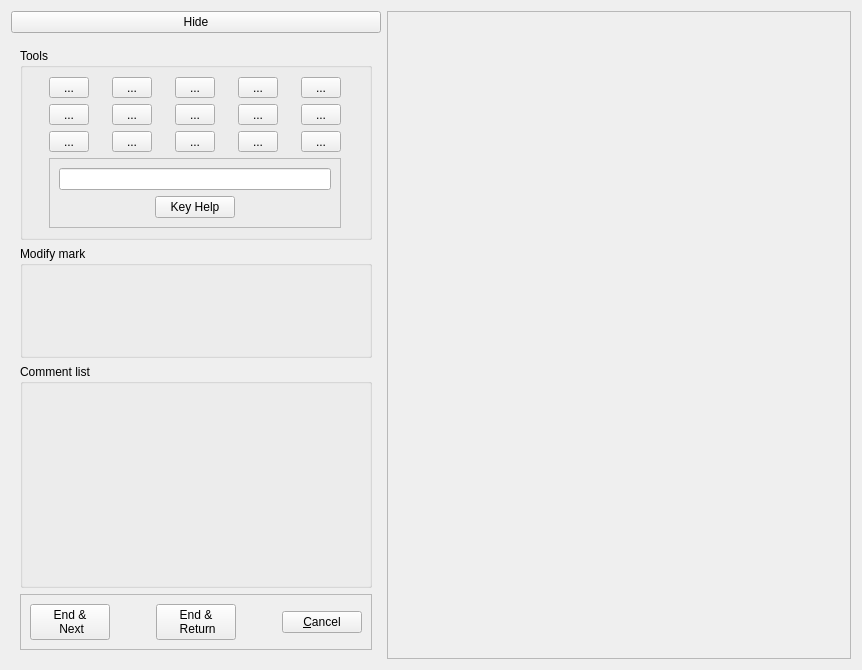
The window that qtCreatorFiles/ui_annotator_righthandmouse.ui (plomgrading/plom) describes before a commit, drawn with Qt 5.
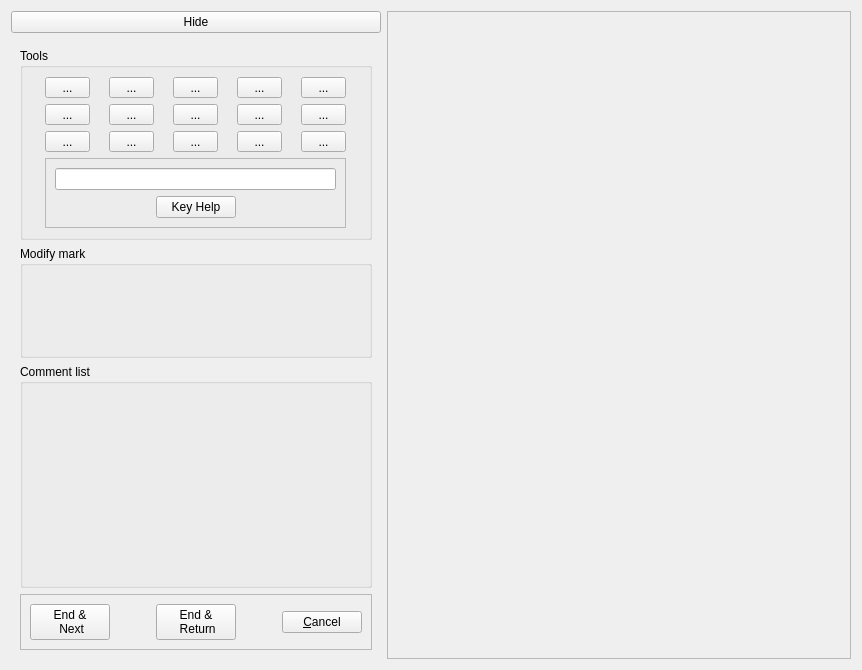
The same window after the commit.

Commit message: Made buttons a little wider in annotator. Hopefully fixes cbm's issue #112

Patch:
```diff
--- a/qtCreatorFiles/ui_annotator_righthandmouse.ui
+++ b/qtCreatorFiles/ui_annotator_righthandmouse.ui
@@ -66,7 +66,7 @@
           <widget class="QToolButton" name="crossButton">
            <property name="minimumSize">
             <size>
-             <width>40</width>
+             <width>45</width>
              <height>0</height>
             </size>
            </property>
@@ -82,7 +82,7 @@
           <widget class="QToolButton" name="commentUpButton">
            <property name="minimumSize">
             <size>
-             <width>40</width>
+             <width>45</width>
              <height>0</height>
             </size>
            </property>
@@ -101,7 +101,7 @@
           <widget class="QToolButton" name="tickButton">
            <property name="minimumSize">
             <size>
-             <width>40</width>
+             <width>45</width>
              <height>0</height>
             </size>
            </property>
@@ -120,7 +120,7 @@
           <widget class="QToolButton" name="commentButton">
            <property name="minimumSize">
             <size>
-             <width>40</width>
+             <width>45</width>
              <height>0</height>
             </size>
            </property>
@@ -139,7 +139,7 @@
           <widget class="QToolButton" name="boxButton">
            <property name="minimumSize">
             <size>
-             <width>40</width>
+             <width>45</width>
              <height>0</height>
             </size>
            </property>
@@ -155,7 +155,7 @@
           <widget class="QToolButton" name="commentDownButton">
            <property name="minimumSize">
             <size>
-             <width>40</width>
+             <width>45</width>
              <height>0</height>
             </size>
            </property>
@@ -174,7 +174,7 @@
           <widget class="QToolButton" name="penButton">
            <property name="minimumSize">
             <size>
-             <width>40</width>
+             <width>45</width>
              <height>0</height>
             </size>
            </property>
@@ -190,7 +190,7 @@
           <widget class="QToolButton" name="textButton">
            <property name="minimumSize">
             <size>
-             <width>40</width>
+             <width>45</width>
              <height>0</height>
             </size>
            </property>
@@ -206,7 +206,7 @@
           <widget class="QToolButton" name="lineButton">
            <property name="minimumSize">
             <size>
-             <width>40</width>
+             <width>45</width>
              <height>0</height>
             </size>
            </property>
@@ -222,7 +222,7 @@
           <widget class="QToolButton" name="deleteButton">
            <property name="minimumSize">
             <size>
-             <width>40</width>
+             <width>45</width>
              <height>0</height>
             </size>
            </property>
@@ -238,7 +238,7 @@
           <widget class="QToolButton" name="undoButton">
            <property name="minimumSize">
             <size>
-             <width>40</width>
+             <width>45</width>
              <height>0</height>
             </size>
            </property>
@@ -254,7 +254,7 @@
           <widget class="QToolButton" name="redoButton">
            <property name="minimumSize">
             <size>
-             <width>40</width>
+             <width>45</width>
              <height>0</height>
             </size>
            </property>
@@ -270,7 +270,7 @@
           <widget class="QToolButton" name="panButton">
            <property name="minimumSize">
             <size>
-             <width>40</width>
+             <width>45</width>
              <height>0</height>
             </size>
            </property>
@@ -286,7 +286,7 @@
           <widget class="QToolButton" name="zoomButton">
            <property name="minimumSize">
             <size>
-             <width>40</width>
+             <width>45</width>
              <height>0</height>
             </size>
            </property>
@@ -302,7 +302,7 @@
           <widget class="QToolButton" name="moveButton">
            <property name="minimumSize">
             <size>
-             <width>40</width>
+             <width>45</width>
              <height>0</height>
             </size>
            </property>
```
The commit also changes 3 other files.
